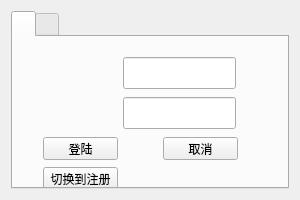
The window that superStockAnalysis/usercheck.ui (PorterLi/dfcf) describes before a commit, drawn with Qt 5.
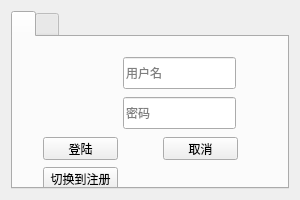
The same window after the commit.

The edit to the form file:
```diff
--- a/superStockAnalysis/usercheck.ui
+++ b/superStockAnalysis/usercheck.ui
@@ -555,6 +555,9 @@
          <height>28</height>
         </size>
        </property>
+       <property name="placeholderText">
+        <string>用户名</string>
+       </property>
       </widget>
       <widget class="QLabel" name="labelPassword">
        <property name="geometry">
@@ -1074,6 +1077,9 @@
        <property name="echoMode">
         <enum>QLineEdit::Password</enum>
        </property>
+       <property name="placeholderText">
+        <string>密码</string>
+       </property>
       </widget>
       <widget class="QPushButton" name="pushButton_6">
        <property name="geometry">
```
Left out of the diff: 18 changed lines with no effect on the pictures.
